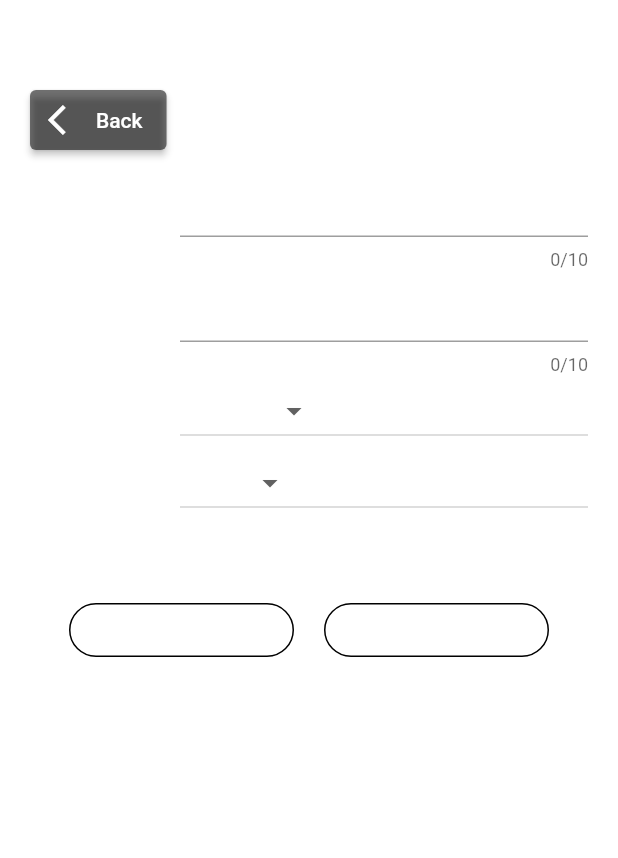
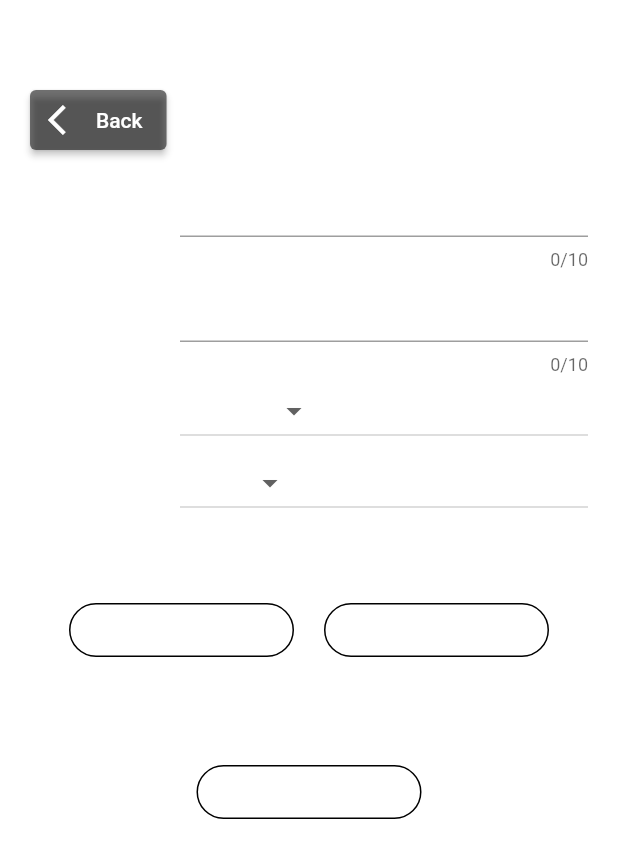
Before and after one commit to kutsu-4ta/RamenLog, a Flutter app: the screen it shows after launch, item 2 of the bottom bar chosen, on a phone screen of 412 x 824 dp. Shown: the top 858 px of the screen. Run offline on Flutter 3.47's test engine with Material 2 defaults, Android fonts, the phone set to English and light mode, and no system bars; our stand-ins replace camera.

Commit message:
fix: シミュレータで開発するためカメラをコメントアウト

```diff
--- a/lib/View/QuickInputPage.dart
+++ b/lib/View/QuickInputPage.dart
@@ -1,10 +1,18 @@
 import 'package:flutter/material.dart';
 import 'HomePage.dart';
 import '../Component/DropDownButton.dart';
+import 'dart:io';
+import 'package:camera/camera.dart';
+import '../Component/CameraComponent.dart';
 
 class QuickInputPage extends StatefulWidget {
-  const QuickInputPage({Key? key, required this.title}) : super(key: key);
+  const QuickInputPage({Key? key,
+    required this.title,
+    // required this.camera
+  }) : super(key: key);
+
   final String title;
+  // final CameraDescription camera;
 
   @override
   State<QuickInputPage> createState() => _QuickInputPageState();
@@ -19,10 +27,23 @@ class _QuickInputPageState extends State<QuickInputPage> {
     await Navigator.of(context).push(
       MaterialPageRoute(
         builder: (context) {
-          return HomePage(title: 'title');
+          return HomePage(
+              title: widget.title,
+              // camera: widget.camera
+          );
         },
       ),
     );
+  }
+
+  void _takePicture() async {
+    // await Navigator.of(context).push(
+    //   MaterialPageRoute(
+    //     builder: (context) {
+    //       return TakePictureScreen(camera: widget.camera);
+    //     },
+    //   ),
+    // );
   }
 
   @override
@@ -222,7 +243,7 @@ class _QuickInputPageState extends State<QuickInputPage> {
                                 primary: Colors.white24,
                                 onPrimary: Colors.white,
                                 fixedSize: Size.fromWidth(350),
-                                side: BorderSide(
+                                side: const BorderSide(
                                   // color: Colors.white,
                                 ),
                                 elevation: 0,
@@ -232,7 +253,46 @@ class _QuickInputPageState extends State<QuickInputPage> {
                             ),
                             onPressed: _movePage,
                             icon: Icon(Icons.app_registration),
-                            label: Text('保存',
+                            label: const Text('保存',
+                                style: TextStyle(
+                                  fontSize: 15,
+                                  color: Colors.white,
+                                )
+                            ),
+                          ),
+                        ),
+                      ],
+                    ),
+                  ),
+                ],
+              ),
+              Row(
+                mainAxisSize: MainAxisSize.max,
+                mainAxisAlignment: MainAxisAlignment.center,
+                children: <Widget>[
+                  Container(
+                    margin: EdgeInsets.only(top: 40),
+                    child: Row(
+                      children: <Widget>[
+                        Container(
+                          margin: const EdgeInsets.all(10),
+                          width: 150,
+                          child: ElevatedButton.icon(
+                            style: ElevatedButton.styleFrom(
+                                primary: Colors.white24,
+                                onPrimary: Colors.white,
+                                fixedSize: Size.fromWidth(350),
+                                side: BorderSide(
+                                  // color: Colors.white,
+                                ),
+                                elevation: 0,
+                                shape: RoundedRectangleBorder(
+                                  borderRadius: BorderRadius.circular(30),
+                                )
+                            ),
+                            onPressed: _takePicture,
+                            icon: Icon(Icons.camera),
+                            label: const Text('カメラ',
                                 style: TextStyle(
                                   fontSize: 15,
                                   color: Colors.white,
--- a/lib/main.dart
+++ b/lib/main.dart
@@ -1,13 +1,27 @@
 import 'package:flutter/material.dart';
 import 'View/HomePage.dart';
 import 'Consts/app.dart';
+import 'package:camera/camera.dart';
 
-void main() {
-  runApp(const MyApp());
+void main() async {
+  // main 関数内で非同期処理を呼び出すための設定
+  WidgetsFlutterBinding.ensureInitialized();
+  // デバイスで使用可能なカメラのリストを取得
+  final cameras = await availableCameras();
+  // 利用可能なカメラのリストから特定のカメラを取得
+  // final firstCamera = cameras.first;
+  runApp(MyApp(
+      // camera: firstCamera
+  ));
 }
 
 class MyApp extends StatelessWidget {
-  const MyApp({Key? key}) : super(key: key);
+  const MyApp({
+    Key? key,
+    // required this.camera,
+  }) : super(key: key);
+
+  // final CameraDescription camera;
 
   // This widget is the root of your application.
   @override
@@ -17,7 +31,10 @@ class MyApp extends StatelessWidget {
       theme: ThemeData(
         primarySwatch: Colors.blue,
       ),
-      home: const HomePage(title: AppConst.APP_NAME),
+      home: HomePage(
+          title: AppConst.APP_NAME,
+          // camera: camera
+      ),
     );
   }
 }
--- a/pubspec.yaml
+++ b/pubspec.yaml
@@ -29,8 +29,8 @@ environment:
 dependencies:
   flutter:
     sdk: flutter
-
-
+  camera: 0.10.3
+  hooks_riverpod: ^1.0.0
   # The following adds the Cupertino Icons font to your application.
   # Use with the CupertinoIcons class for iOS style icons.
   cupertino_icons: ^1.0.2
```
Also changed, not shown: lib/Component/CameraComponent.dart (added, +175 -0 lines), lib/View/HomePage.dart (+12 -3 lines), pubspec.lock, 2 other files.
